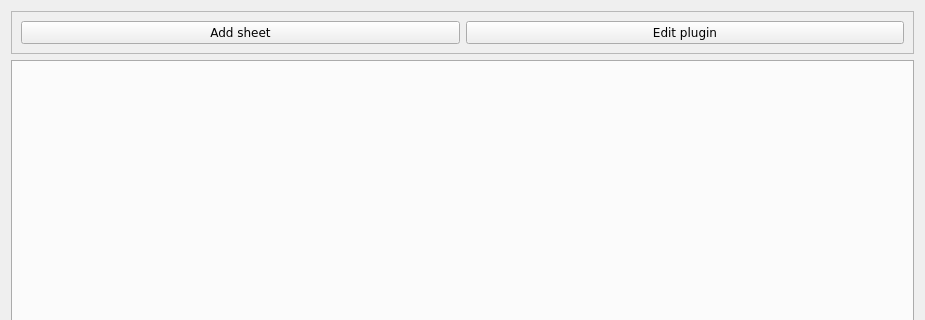
Old version of the form resources/workbook.ui in the repository lesca-research/piccel; both pictures show x 0 to 925 and y 0 to 320 of the 925 by 663 pixel window.
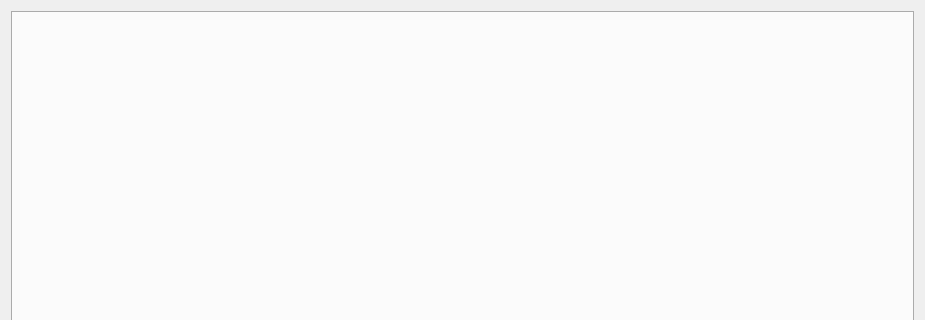
New version of the form.

Commit message: Constrain sheet label to be a python identifier. WIP sheet creation. WIP form editor refactoring

The edit to the form file:
```diff
--- a/resources/workbook.ui
+++ b/resources/workbook.ui
@@ -19,32 +19,6 @@
    <string>Form</string>
   </property>
   <layout class="QVBoxLayout" name="verticalLayout">
-   <item>
-    <widget class="QFrame" name="frame">
-     <property name="frameShape">
-      <enum>QFrame::StyledPanel</enum>
-     </property>
-     <property name="frameShadow">
-      <enum>QFrame::Raised</enum>
-     </property>
-     <layout class="QHBoxLayout" name="horizontalLayout">
-      <item>
-       <widget class="QPushButton" name="add_sheet_button">
-        <property name="text">
-         <string>Add sheet</string>
-        </property>
-       </widget>
-      </item>
-      <item>
-       <widget class="QPushButton" name="edit_plugin_button">
-        <property name="text">
-         <string>Edit plugin</string>
-        </property>
-       </widget>
-      </item>
-     </layout>
-    </widget>
-   </item>
    <item>
     <widget class="QTabWidget" name="tabWidget">
      <property name="font">
```
The commit also changes 6 other files.
